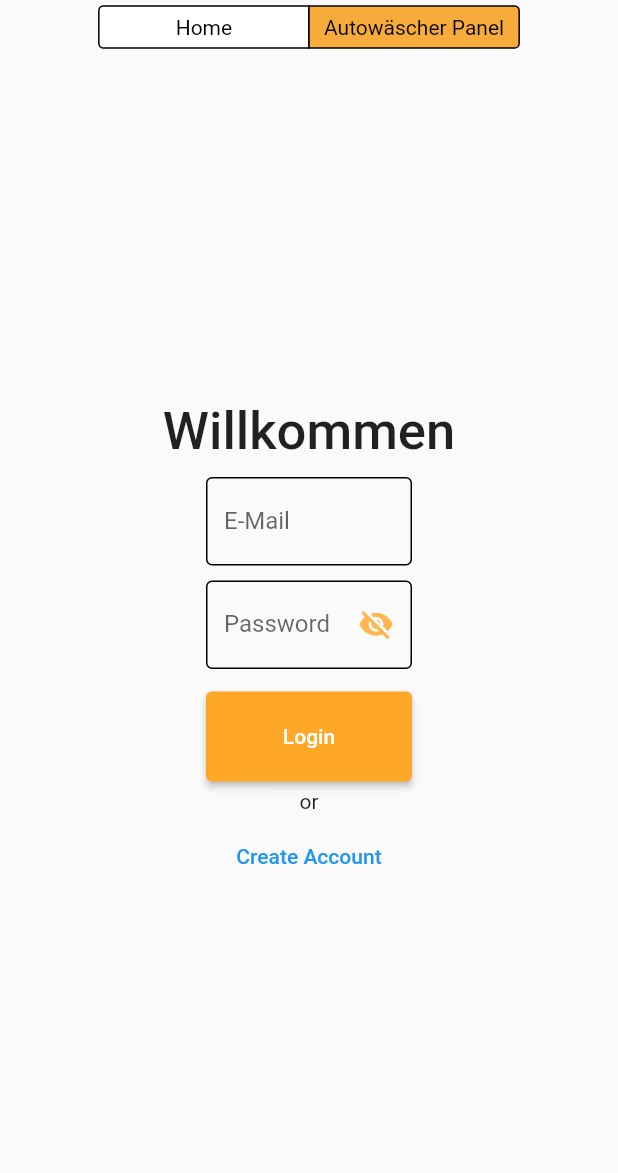
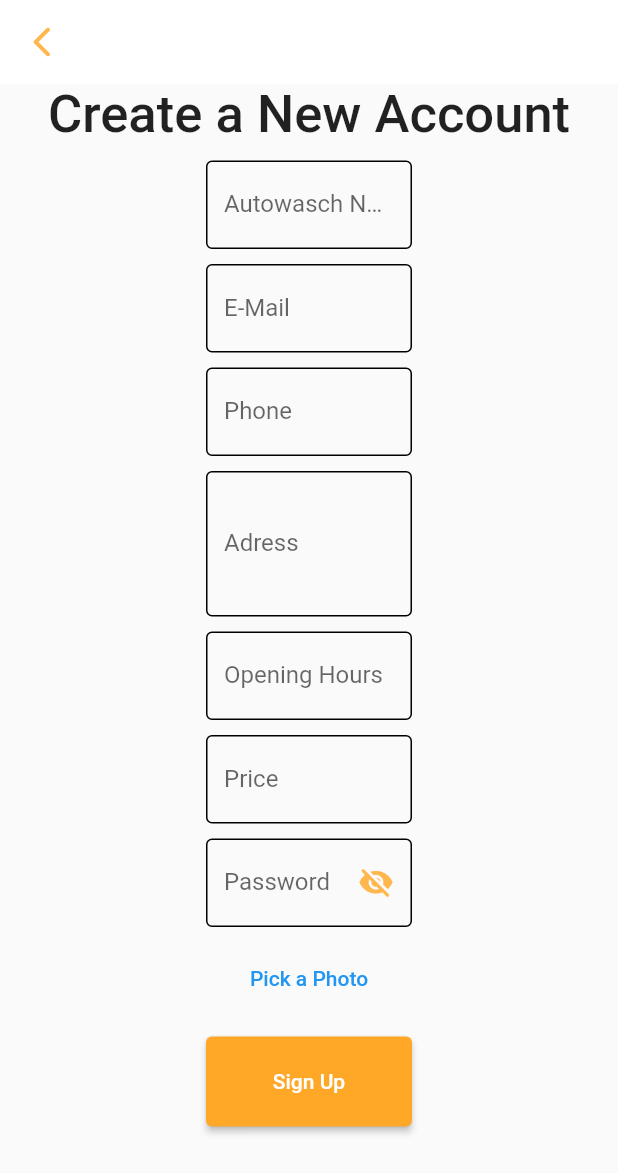
Before and after one commit to mrthnby/autowasch_termine, a Flutter app: the screen it shows after launch, after a tap on "Autowäscher Panel", after a tap on "Create Account", on a phone screen of 412 x 824 dp. Shown: the top 1173 px of the screen. Run offline on Flutter 3.47's test engine with Material 2 defaults, Android fonts, the phone set to English and light mode, and no system bars; our stand-ins replace get.

Commit message:
Login & Register Views added

```diff
--- /dev/null
+++ b/client/autowasch_termine/lib/core/widgets/textfield/custom_textfield.dart
@@ -0,0 +1,69 @@
+import 'package:flutter/material.dart';
+
+class LoginTextField extends StatefulWidget {
+  const LoginTextField({
+    super.key,
+    required this.controller,
+    required this.hint,
+    required this.label,
+    this.isHidden = false,
+    this.maxLines = 1,
+    this.suffixText = "",
+  });
+
+  final TextEditingController controller;
+  final String hint;
+  final String label;
+  final bool isHidden;
+  final int maxLines;
+  final String suffixText;
+
+  @override
+  State<LoginTextField> createState() => _LoginTextFieldState();
+}
+
+class _LoginTextFieldState extends State<LoginTextField> {
+  bool isPassVisible = false;
+  @override
+  Widget build(BuildContext context) {
+    return TextFormField(
+      maxLines: widget.maxLines,
+      obscureText: widget.isHidden && !isPassVisible,
+      obscuringCharacter: "•",
+      cursorColor: Colors.orange.shade300,
+      controller: widget.controller,
+      decoration: InputDecoration(
+        suffixText: widget.suffixText,
+        suffixIcon: !widget.isHidden
+            ? null
+            : IconButton(
+                color: Colors.orange.shade300,
+                splashRadius: 1,
+                onPressed: () {
+                  setState(() {
+                    isPassVisible = !isPassVisible;
+                  });
+                },
+                icon: Icon(
+                  isPassVisible
+                      ? Icons.visibility_rounded
+                      : Icons.visibility_off_rounded,
+                ),
+              ),
+        enabledBorder: const OutlineInputBorder(),
+        focusedBorder: OutlineInputBorder(
+            borderSide: BorderSide(color: Colors.orange.shade300)),
+        hintText: widget.hint,
+        labelText: widget.label,
+        floatingLabelStyle: MaterialStateTextStyle.resolveWith(
+          (states) {
+            final Color color = states.contains(MaterialState.focused)
+                ? Colors.orange.shade300
+                : Colors.black;
+            return TextStyle(color: color);
+          },
+        ),
+      ),
+    );
+  }
+}
--- a/client/autowasch_termine/lib/main.dart
+++ b/client/autowasch_termine/lib/main.dart
@@ -18,7 +18,7 @@ class MainView extends StatelessWidget {
 
   @override
   Widget build(BuildContext context) {
-    return const MaterialApp(
+    return const GetMaterialApp(
       debugShowCheckedModeBanner: false,
       title: "Autowasch Termine",
       home: HomeView(),
--- /dev/null
+++ b/client/autowasch_termine/lib/view/admin/view/admin_newuser_view.dart
@@ -0,0 +1,222 @@
+import 'package:autowasch_termine/core/widgets/textfield/custom_textfield.dart';
+import 'package:flutter/material.dart';
+import 'package:get/get.dart';
+
+class CreateUser extends StatefulWidget {
+  const CreateUser({super.key});
+
+  @override
+  State<CreateUser> createState() => _CreateUserState();
+}
+
+class _CreateUserState extends State<CreateUser> {
+  var emailController = TextEditingController();
+  var passwordController = TextEditingController();
+  var nameController = TextEditingController();
+  var phoneController = TextEditingController();
+  var adressController = TextEditingController();
+  var priceController = TextEditingController();
+  var hoursController = TextEditingController();
+  int choosenPhoto = 0;
+  @override
+  Widget build(BuildContext context) {
+    return Scaffold(
+      appBar: AppBar(
+        backgroundColor: Colors.white,
+        elevation: 0,
+        leading: IconButton(
+          onPressed: () {
+            Get.back();
+          },
+          icon: Icon(
+            Icons.arrow_back_ios_new_rounded,
+            color: Colors.orange.shade300,
+          ),
+        ),
+      ),
+      body: SingleChildScrollView(
+        child: Center(
+          child: Column(
+            crossAxisAlignment: CrossAxisAlignment.center,
+            mainAxisAlignment: MainAxisAlignment.center,
+            children: [
+              Text(
+                "Create a New Account",
+                style: Theme.of(context)
+                    .textTheme
+                    .bodyLarge!
+                    .copyWith(fontSize: 35),
+                textAlign: TextAlign.left,
+              ),
+              const SizedBox(
+                height: 10,
+              ),
+              SizedBox(
+                width: MediaQuery.of(context).size.width / 3,
+                child: Form(
+                  child: Column(
+                    children: [
+                      LoginTextField(
+                        hint: "König Autowasch",
+                        label: "Autowasch Name",
+                        controller: nameController,
+                      ),
+                      const SizedBox(
+                        height: 10,
+                      ),
+                      LoginTextField(
+                        hint: "example@mail.com",
+                        label: "E-Mail",
+                        controller: emailController,
+                      ),
+                      const SizedBox(
+                        height: 10,
+                      ),
+                      LoginTextField(
+                        hint: "+90 553 985 44 85",
+                        label: "Phone",
+                        controller: phoneController,
+                      ),
+                      const SizedBox(
+                        height: 10,
+                      ),
+                      LoginTextField(
+                        hint: "Kavacık Beykoz/Istanbul",
+                        label: "Adress",
+                        controller: adressController,
+                        maxLines: 3,
+                      ),
+                      const SizedBox(
+                        height: 10,
+                      ),
+                      LoginTextField(
+                        hint: "09.00 - 18.00",
+                        label: "Opening Hours",
+                        controller: hoursController,
+                      ),
+                      const SizedBox(
+                        height: 10,
+                      ),
+                      LoginTextField(
+                        hint: "150",
+                        label: "Price",
+                        controller: priceController,
+                        suffixText: "₺",
+                      ),
+                      const SizedBox(
+                        height: 10,
+                      ),
+                      LoginTextField(
+                        hint: "123456",
+                        label: "Password",
+                        controller: passwordController,
+                        isHidden: true,
+                      ),
+                      const SizedBox(
+                        height: 10,
+                      ),
+                      TextButton(
+                        onPressed: () {
+                          showDialog(
+                            context: context,
+                            builder: (context) {
+                              return StatefulBuilder(
+                                builder: (context, setState) {
+                                  return Padding(
+                                    padding: const EdgeInsets.symmetric(
+                                      horizontal: 300,
+                                      vertical: 150,
+                                    ),
+                                    child: Container(
+                                      decoration: BoxDecoration(
+                                        color: Colors.white,
+                                        borderRadius: BorderRadius.circular(12),
+                                      ),
+                                      child: Padding(
+                                        padding: const EdgeInsets.all(8.0),
+                                        child: GridView.builder(
+                                          physics:
+                                              const BouncingScrollPhysics(),
+                                          itemCount: 6,
+                                          gridDelegate:
+                                              const SliverGridDelegateWithFixedCrossAxisCount(
+                                            crossAxisCount: 3,
+                                          ),
+                                          itemBuilder: (context, index) {
+                                            return GestureDetector(
+                                              onTap: () {
+                                                setState(() {
+                                                  choosenPhoto = index;
+                                                  Get.back();
+                                                });
+                                              },
+                                              child: Padding(
+                                                padding:
+                                                    const EdgeInsets.all(4.0),
+                                                child: Container(
+                                                  decoration: BoxDecoration(
+                                                    borderRadius:
+                                                        BorderRadius.circular(
+                                                            12),
+                                                    color: index == choosenPhoto
+                                                        ? Colors.orange.shade400
+                                                        : Colors.white,
+                                                  ),
+                                                  child: Padding(
+                                                    padding:
+                                                        const EdgeInsets.all(
+                                                            4.0),
+                                                    child: ClipRRect(
+                                                      borderRadius:
+                                                          BorderRadius.circular(
+                                                              12),
+                                                      child: AspectRatio(
+                                                        aspectRatio: 1,
+                                                        child: Image.asset(
+                                                          "assets/images/logo_car_wash_$index.jpg",
+                                                          height: 100,
+                                                          fit: BoxFit.cover,
+                                                        ),
+                                                      ),
+                                                    ),
+                                                  ),
+                                                ),
+                                              ),
+                                            );
+                                          },
+                                        ),
+                                      ),
+                                    ),
+                                  );
+                                },
+                              );
+                            },
+                          );
+                        },
+                        child: const Text("Pick a Photo"),
+                      ),
+                      const SizedBox(
+                        height: 15,
+                      ),
+                      ElevatedButton(
+                        onPressed: () {},
+                        style: ElevatedButton.styleFrom(
+                          fixedSize: const Size(150, 60),
+                          backgroundColor: Colors.orange.shade400,
+                        ),
+                        child: const Text("Sign Up"),
+                      ),
+                      const SizedBox(
+                        height: 5,
+                      ),
+                    ],
+                  ),
+                ),
+              )
+            ],
+          ),
+        ),
+      ),
+    );
+  }
+}
--- a/client/autowasch_termine/lib/view/admin/view/admin_view.dart
+++ b/client/autowasch_termine/lib/view/admin/view/admin_view.dart
@@ -1,5 +1,7 @@
-import 'package:flutter/cupertino.dart';
+import 'package:autowasch_termine/core/widgets/textfield/custom_textfield.dart';
+import 'package:autowasch_termine/view/admin/view/admin_newuser_view.dart';
 import 'package:flutter/material.dart';
+import 'package:get/get.dart';
 
 class AdminView extends StatefulWidget {
   const AdminView({super.key});
@@ -67,7 +69,9 @@ class _AdminViewState extends State<AdminView> {
                   ),
                   TextButton(
                     child: const Text("Create Account"),
-                    onPressed: () {},
+                    onPressed: () {
+                      Get.to(() => const CreateUser());
+                    },
                   )
                 ],
               ),
@@ -78,65 +82,3 @@ class _AdminViewState extends State<AdminView> {
     );
   }
 }
-
-class LoginTextField extends StatefulWidget {
-  const LoginTextField({
-    super.key,
-    required this.controller,
-    required this.hint,
-    required this.label,
-    this.isHidden = false,
-  });
-
-  final TextEditingController controller;
-  final String hint;
-  final String label;
-  final bool isHidden;
-
-  @override
-  State<LoginTextField> createState() => _LoginTextFieldState();
-}
-
-class _LoginTextFieldState extends State<LoginTextField> {
-  bool _isPassVisible = false;
-  @override
-  Widget build(BuildContext context) {
-    return TextFormField(
-      obscureText: widget.isHidden && _isPassVisible,
-      obscuringCharacter: "•",
-      cursorColor: Colors.orange.shade300,
-      controller: widget.controller,
-      decoration: InputDecoration(
-        suffixIcon: !widget.isHidden
-            ? null
-            : IconButton(
-                color: Colors.orange.shade300,
-                splashRadius: 1,
-                onPressed: () {
-                  setState(() {
-                    _isPassVisible = !_isPassVisible;
-                  });
-                },
-                icon: Icon(
-                  _isPassVisible
-                      ? Icons.visibility_rounded
-                      : Icons.visibility_off_rounded,
-                ),
-              ),
-        enabledBorder: const OutlineInputBorder(),
-        focusedBorder: OutlineInputBorder(
-            borderSide: BorderSide(color: Colors.orange.shade300)),
-        hintText: widget.hint,
-        labelText: widget.label,
-        floatingLabelStyle: MaterialStateTextStyle.resolveWith(
-          (states) {
-            final Color color = states.contains(MaterialState.focused)
-                ? Colors.orange.shade300
-                : Colors.black;
-            return TextStyle(color: color);
-          },
-        ),
-      ),
-    );
-  }
-}
```
